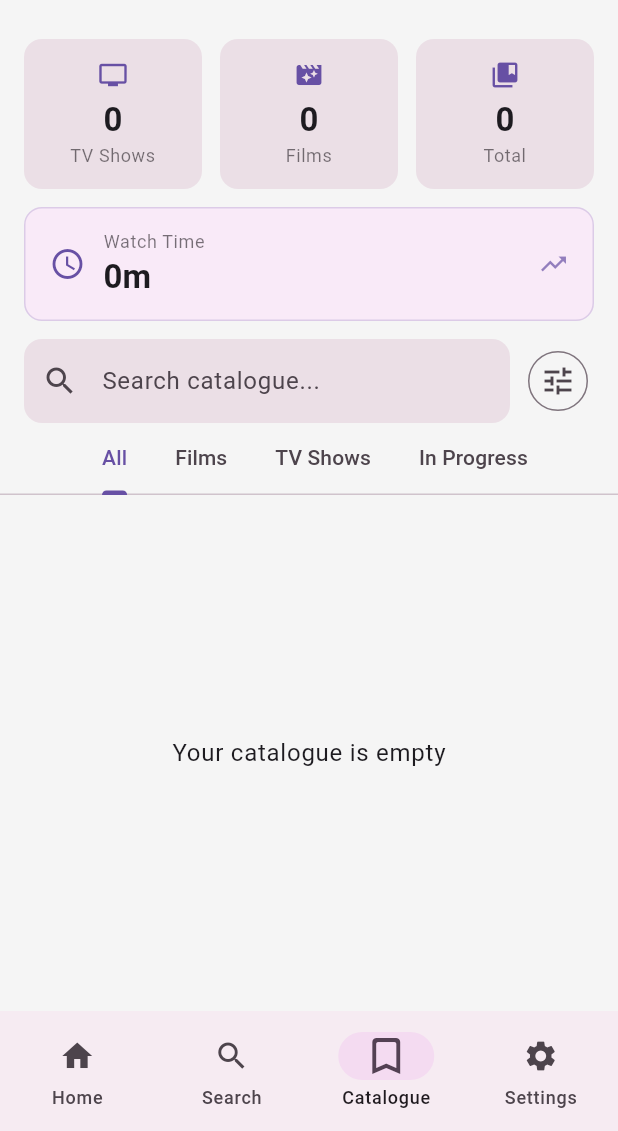
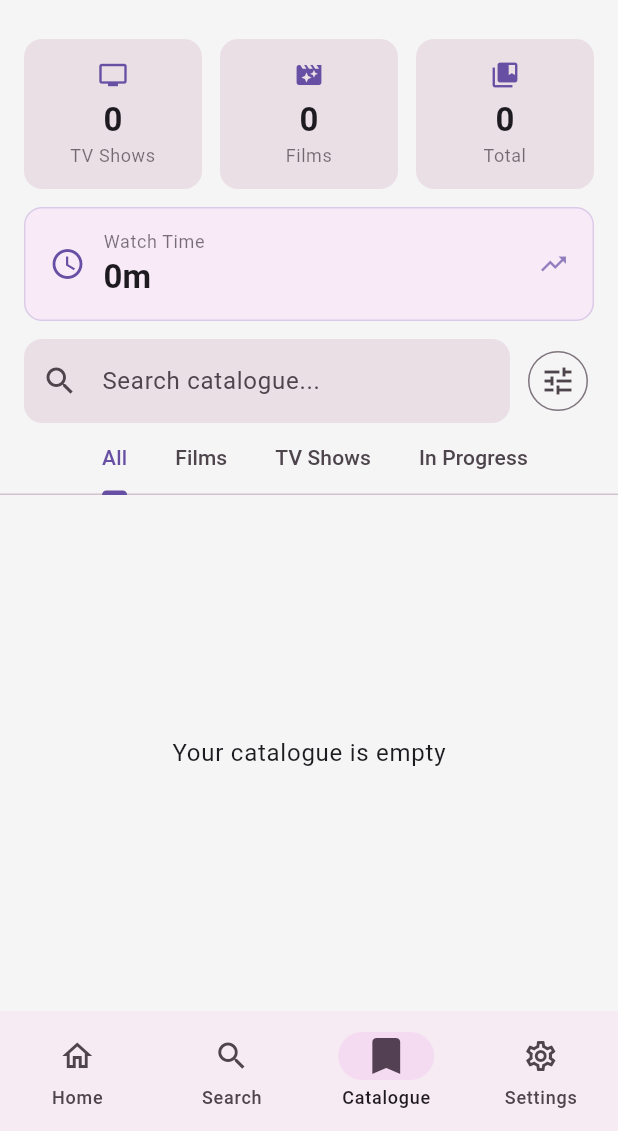
Before and after one commit to KobaruAkiba/iz-show-time, a Flutter app: the screen it shows after launch, item 3 of the bottom bar chosen, on a phone screen of 412 x 824 dp, the part 105-1236 px from its top. Run offline on Flutter 3.47's test engine with Material 3 defaults, Android fonts, the phone set to English and light mode, and no system bars; our stand-ins replace dio, flutter_local_notifications, google_fonts, hive_flutter; missing offline and left inert: workmanager; accounts and stored records are empty; statements that could not run were skipped.

Commit message:
Changed navigation icon style

```diff
--- a/lib/presentation/navigation/main_navigator.dart
+++ b/lib/presentation/navigation/main_navigator.dart
@@ -76,23 +76,23 @@ class _MainNavigatorState extends State<MainNavigator> {
         },
         destinations: const [
           NavigationDestination(
-            icon: Icon(Icons.home),
-            selectedIcon: Icon(Icons.home_outlined, size: 32),
+            icon: Icon(Icons.home_outlined),
+            selectedIcon: Icon(Icons.home, size: 32),
             label: 'Home',
           ),
           NavigationDestination(
-            icon: Icon(Icons.search),
-            selectedIcon: Icon(Icons.search_rounded, size: 32),
+            icon: Icon(Icons.search_outlined),
+            selectedIcon: Icon(Icons.search, size: 32),
             label: 'Search',
           ),
           NavigationDestination(
             icon: Icon(Icons.bookmark_border),
-            selectedIcon: Icon(Icons.bookmark_outline_rounded, size: 32),
+            selectedIcon: Icon(Icons.bookmark, size: 32),
             label: 'Catalogue',
           ),
           NavigationDestination(
-            icon: Icon(Icons.settings),
-            selectedIcon: Icon(Icons.settings_rounded, size: 32),
+            icon: Icon(Icons.settings_outlined),
+            selectedIcon: Icon(Icons.settings, size: 32),
             label: 'Settings',
           ),
         ],
```
